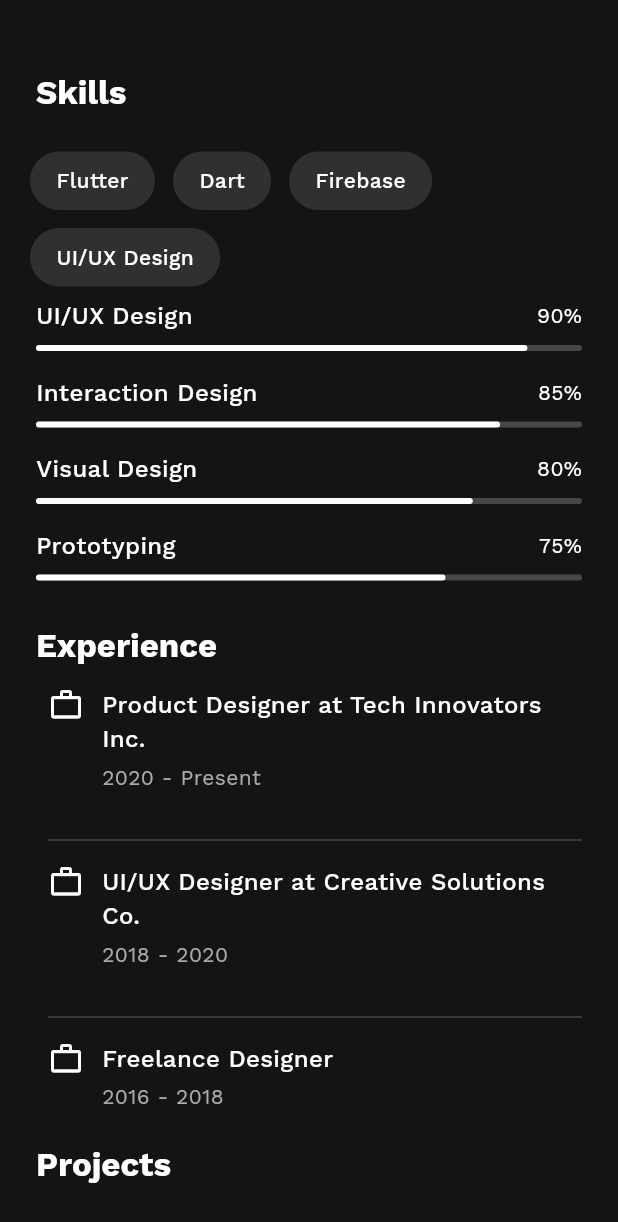
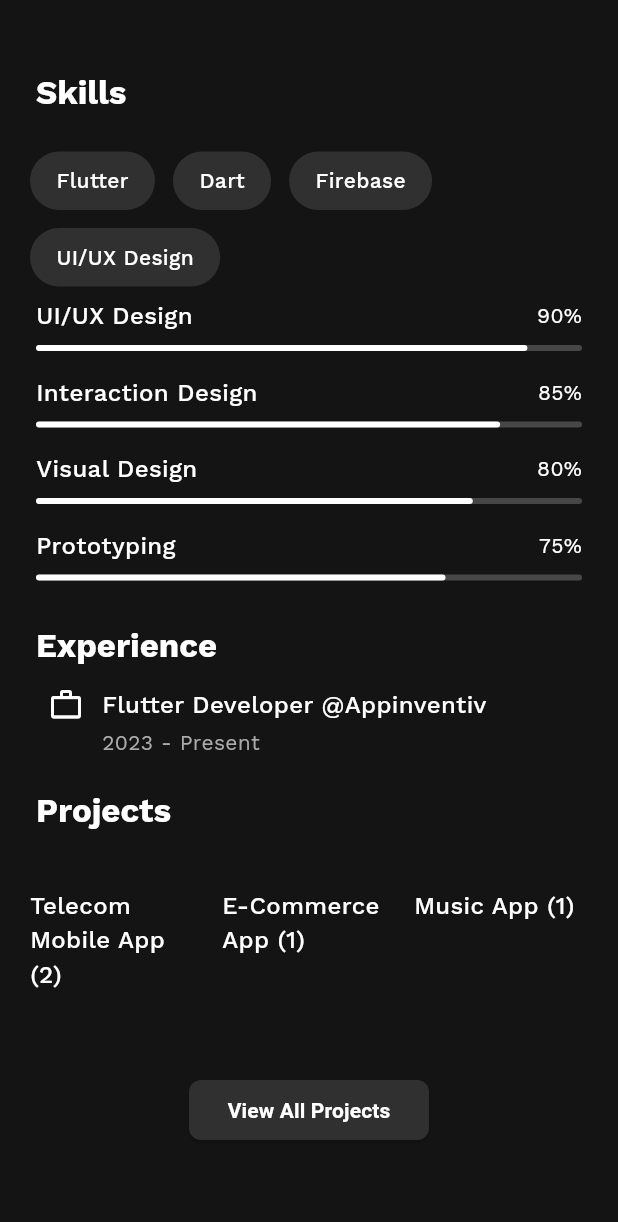
Before and after one commit to rai-ms/rx_project, a Flutter app: the AboutPage screen opened by its route, scrolled down 503 dp, on a phone screen of 412 x 824 dp. Shown: the top 1222 px of the screen. Run offline on Flutter 3.47's test engine with Material 3 defaults, Android fonts, the phone set to English and light mode, and no system bars; our stand-ins replace dartz, equatable, go_router, google_fonts; missing offline and left inert: pdfx.

Commit message:
Update experience and project information with current professional details

```diff
--- a/lib/core/constants/app_text.dart
+++ b/lib/core/constants/app_text.dart
@@ -56,16 +56,16 @@ class AppText {
   static const String exp1Period = '2020 - Present';
   static const String exp2Title = 'UI/UX Designer at Creative Solutions Co.';
   static const String exp2Period = '2018 - 2020';
-  static const String exp3Title = 'Freelance Designer';
-  static const String exp3Period = '2016 - 2018';
+  static const String exp3Title = 'Flutter Developer @Appinventiv';
+  static const String exp3Period = '2023 - Present';
 
   // Projects Section
   static const String projectsTitle = 'Projects';
   static const String viewAllProjectsButton = 'View All Projects';
   static const List<String> projectTitles = [
-    'Mobile App Redesign',
-    'E-commerce Website',
-    'Dashboard Design',
+    'Telecom Mobile App (2)',
+    'E-Commerce App (1)',
+    'Music App (1)',
   ];
 
   // Contact Page
--- a/lib/core/constants/image_constants.dart
+++ b/lib/core/constants/image_constants.dart
@@ -9,5 +9,6 @@ class ImageConstants {
   static const String jarir = '${_basePath}jarir.webp';
   static const String dwellSpring = '${_basePath}dwell-spring.webp';
   static const String roamApp = '${_basePath}roam-app.webp';
+  static const String zitoMedia = '${_basePath}zito-media.webp';
 
 }
--- a/lib/features/about/presentation/pages/about_page.dart
+++ b/lib/features/about/presentation/pages/about_page.dart
@@ -142,14 +142,14 @@ class AboutPage extends StatelessWidget {
                                   mainAxisSize: MainAxisSize.min,
                                   children: [
                                     SectionTitle(title: AppText.experienceTitle),
-                                    ExperienceItem(
-                                      title: AppText.exp1Title,
-                                      period: AppText.exp1Period,
-                                    ),
-                                    ExperienceItem(
-                                      title: AppText.exp2Title,
-                                      period: AppText.exp2Period,
-                                    ),
+                                    // ExperienceItem(
+                                    //   title: AppText.exp1Title,
+                                    //   period: AppText.exp1Period,
+                                    // ),
+                                    // ExperienceItem(
+                                    //   title: AppText.exp2Title,
+                                    //   period: AppText.exp2Period,
+                                    // ),
                                     ExperienceItem(
                                       title: AppText.exp3Title,
                                       period: AppText.exp3Period,
```
Also changed, not shown: assets/images/zito-media.webp (added).
